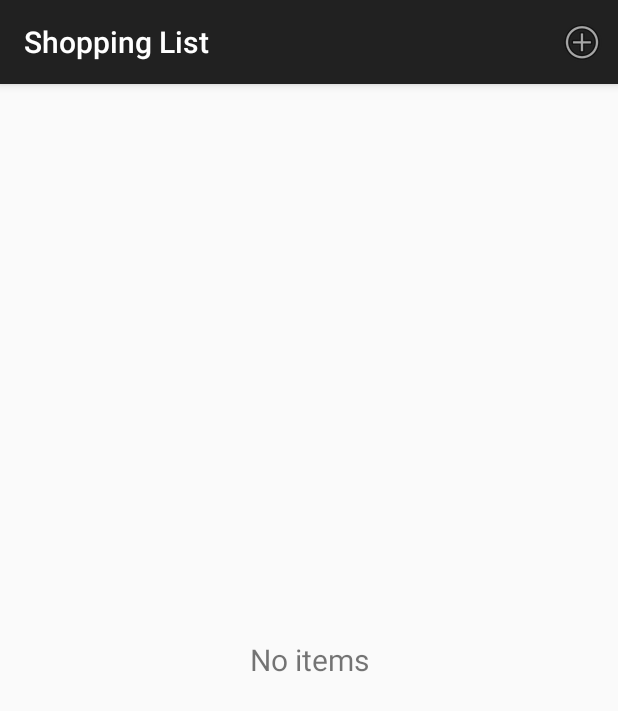
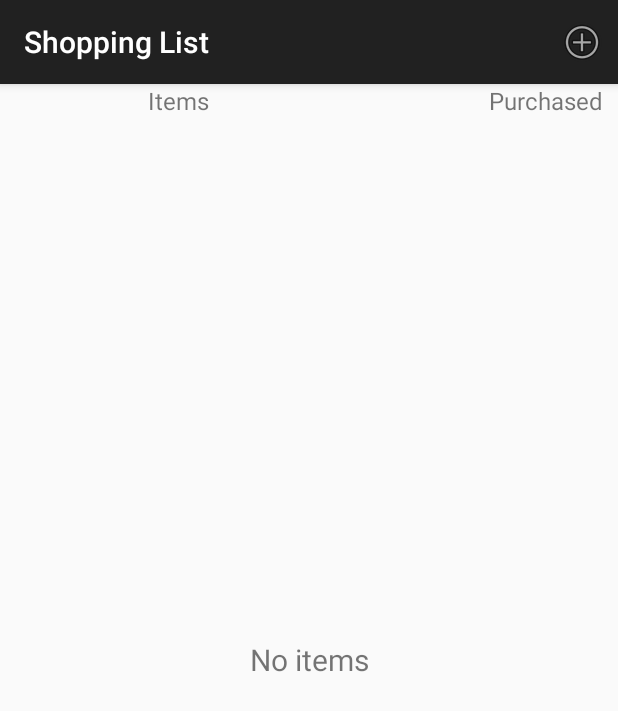
Before and after one commit to Magisus/shopping-list-android, an Android app: the screen it shows after launch (MainActivity), on a phone screen of 412 x 824 dp. Shown: the top 711 px of the screen. Run offline under Robolectric (Android 15) with nearby library versions, the phone set to English and light mode, and no system bars; 1 statement that could not run was skipped.

Commit message:
UI fiddling

```diff
--- a/app/src/main/java/hu/ait/android/maggie/shoppinglist/adapter/ItemAdapter.java
+++ b/app/src/main/java/hu/ait/android/maggie/shoppinglist/adapter/ItemAdapter.java
@@ -52,6 +52,7 @@ public class ItemAdapter extends BaseAdapter {
     private class ViewHolder {
         TextView name;
         ImageView icon;
+        TextView amountEstimate;
     }
 
     public void addItem(Item item) {
@@ -66,6 +67,7 @@ public class ItemAdapter extends BaseAdapter {
             ViewHolder holder = new ViewHolder();
             holder.name = (TextView) v.findViewById(R.id.nameText);
             holder.icon = (ImageView) v.findViewById(R.id.iconImage);
+            holder.amountEstimate = (TextView) v.findViewById(R.id.estAmountText);
             v.setTag(holder);
         }
         Item item = items.get(position);
@@ -73,6 +75,7 @@ public class ItemAdapter extends BaseAdapter {
             ViewHolder holder = (ViewHolder) v.getTag();
             holder.name.setText(item.getName());
             holder.icon.setImageResource(item.getType().getIconId());
+            holder.amountEstimate.setText(Double.toString(item.getPriceEstimate()));
         }
         return v;
     }
--- a/app/src/main/res/layout/activity_main.xml
+++ b/app/src/main/res/layout/activity_main.xml
@@ -2,12 +2,41 @@
                 xmlns:tools="http://schemas.android.com/tools"
                 android:layout_width="match_parent"
                 android:layout_height="match_parent"
-                tools:context=".PlacesListActivity">
+                tools:context=".PlacesListActivity"
+                android:paddingLeft="5dp"
+                android:paddingRight="5dp">
+
+    <LinearLayout
+        android:layout_width="match_parent"
+        android:layout_height="wrap_content"
+        android:weightSum="3"
+        android:id="@+id/labels">
+
+        <TextView
+            android:id="@+id/itemsLabel"
+            android:text="Items"
+            android:layout_width="wrap_content"
+            android:layout_height="wrap_content"
+            android:textSize="16sp"
+            android:layout_weight="2"
+            android:gravity="center"/>
+
+        <TextView
+            android:id="@+id/purchasedLabel"
+            android:text="Purchased"
+            android:layout_width="wrap_content"
+            android:layout_height="wrap_content"
+            android:textSize="16sp"
+            android:layout_weight="1"
+            android:gravity="right"
+            android:paddingRight="5dp"/>
+    </LinearLayout>
 
     <ListView
         android:id="@+id/itemList"
         android:layout_width="match_parent"
         android:layout_height="wrap_content"
+        android:layout_below="@+id/labels"
         />
 
     <TextView
```
Also changed, not shown: app/src/main/res/layout/list_row.xml (+24 -6 lines).
